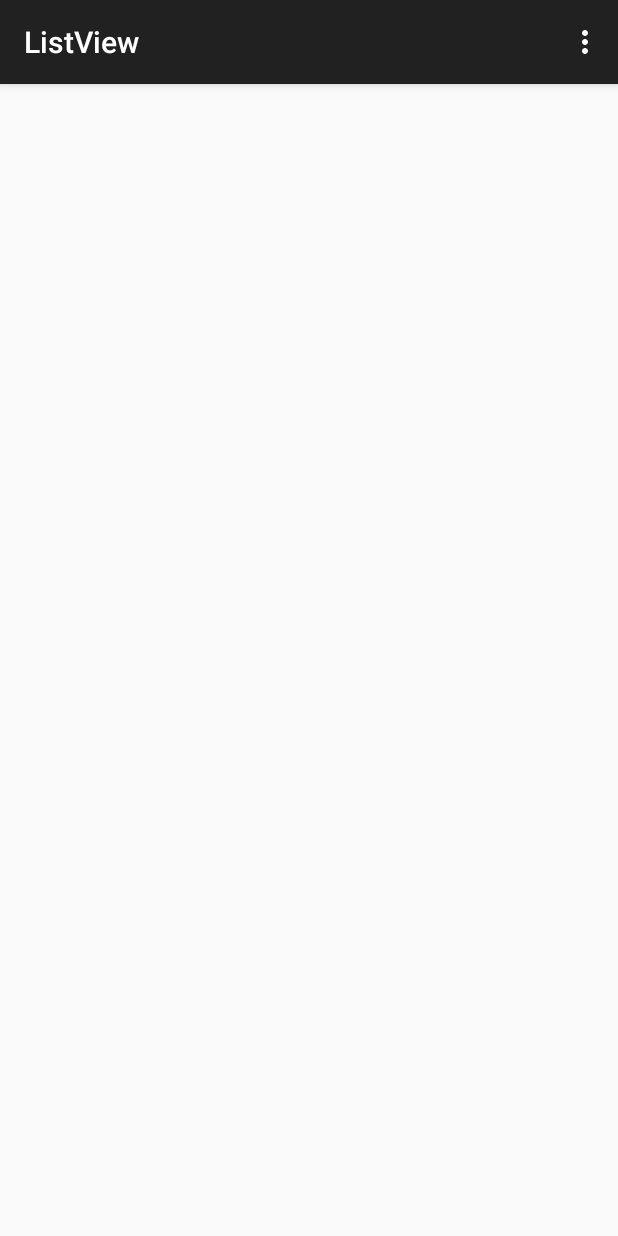
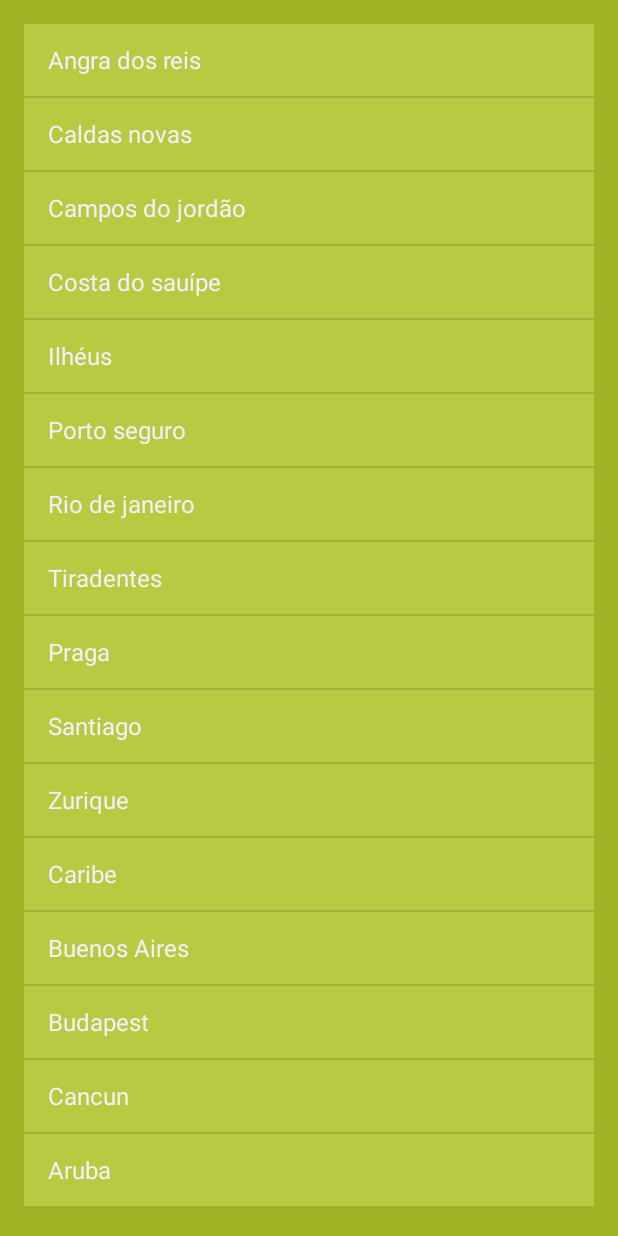
Before and after one commit to mychelrenno/android-listview, an Android app: the screen it shows after launch (MainActivity), on a phone screen of 412 x 824 dp. Run offline under Robolectric (Android 15) with nearby library versions, the phone set to English and light mode, and no system bars.

Commit message:
listview e evento de clique

```diff
--- a/app/src/main/java/com/mychelrenno/listview/MainActivity.java
+++ b/app/src/main/java/com/mychelrenno/listview/MainActivity.java
@@ -1,38 +1,44 @@
 package com.mychelrenno.listview;
 
-import android.support.v7.app.ActionBarActivity;
+
+import android.app.Activity;
 import android.os.Bundle;
-import android.view.Menu;
-import android.view.MenuItem;
+import android.view.View;
+import android.widget.AdapterView;
+import android.widget.ArrayAdapter;
+import android.widget.ListView;
+import android.widget.Toast;
 
+public class MainActivity extends Activity {
 
-public class MainActivity extends ActionBarActivity {
+    private ListView listaItens;
+    private String[] itens = {
+            "Angra dos reis", "Caldas novas",
+            "Campos do jordão", "Costa do sauípe",
+            "Ilhéus", "Porto seguro", "Rio de janeiro", "Tiradentes",
+            "Praga", "Santiago", "Zurique", "Caribe",
+            "Buenos Aires", "Budapest", "Cancun", "Aruba"
+    };
 
     @Override
     protected void onCreate(Bundle savedInstanceState) {
         super.onCreate(savedInstanceState);
         setContentView(R.layout.activity_main);
+
+        listaItens = (ListView) findViewById(R.id.listViewId);
+        ArrayAdapter<String> adapter = new ArrayAdapter<String>(
+                getApplicationContext(),
+                android.R.layout.simple_list_item_1,
+                android.R.id.text1,
+                itens
+        );
+        listaItens.setAdapter(adapter);
+        listaItens.setOnItemClickListener(new AdapterView.OnItemClickListener() {
+            @Override
+            public void onItemClick(AdapterView<?> parent, View view, int position, long id) {
+                Toast.makeText(getApplicationContext(), "Teste de clique", Toast.LENGTH_SHORT).show();
+            }
+        });
     }
 
-    @Override
-    public boolean onCreateOptionsMenu(Menu menu) {
-        // Inflate the menu; this adds items to the action bar if it is present.
-        getMenuInflater().inflate(R.menu.menu_main, menu);
-        return true;
-    }
-
-    @Override
-    public boolean onOptionsItemSelected(MenuItem item) {
-        // Handle action bar item clicks here. The action bar will
-        // automatically handle clicks on the Home/Up button, so long
-        // as you specify a parent activity in AndroidManifest.xml.
-        int id = item.getItemId();
-
-        //noinspection SimplifiableIfStatement
-        if (id == R.id.action_settings) {
-            return true;
-        }
-
-        return super.onOptionsItemSelected(item);
-    }
 }
--- a/app/src/main/res/layout/activity_main.xml
+++ b/app/src/main/res/layout/activity_main.xml
@@ -3,6 +3,14 @@
     android:layout_height="match_parent" android:paddingLeft="@dimen/activity_horizontal_margin"
     android:paddingRight="@dimen/activity_horizontal_margin"
     android:paddingTop="@dimen/activity_vertical_margin"
-    android:paddingBottom="@dimen/activity_vertical_margin" tools:context=".MainActivity">
+    android:paddingBottom="@dimen/activity_vertical_margin" tools:context=".MainActivity"
+    android:background="#ffa1b224">
 
+    <ListView
+        android:layout_width="wrap_content"
+        android:layout_height="wrap_content"
+        android:id="@+id/listViewId"
+        android:layout_alignParentTop="true"
+        android:layout_centerHorizontal="true"
+        android:background="#ffb9c941" />
 </RelativeLayout>
```
